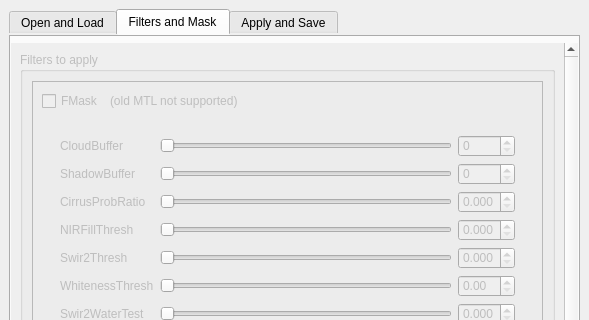
First picture: the form in ui/cloud_masking_dockwidget_base.ui, repository SMByC/CloudMasking, before the edit; both pictures show x 0 to 589 and y 0 to 320 of the 589 by 915 pixel window.
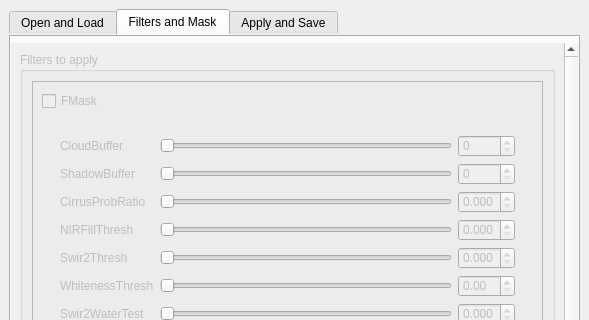
Second picture: the form after the edit. The open tabs and pages were chosen to show the change. Icons and pictures are not drawn. Custom widgets are drawn as their Qt base class.

Commit message: Partial reverse 95b0fd0 due that with the new python-fmask version the old MLT format is supported

The edit to the form file:
```diff
--- a/ui/cloud_masking_dockwidget_base.ui
+++ b/ui/cloud_masking_dockwidget_base.ui
@@ -544,7 +544,7 @@
             <rect>
              <x>0</x>
              <y>0</y>
-             <width>555</width>
+             <width>528</width>
              <height>2249</height>
             </rect>
            </property>
@@ -1080,21 +1080,6 @@
                  </property>
                  <layout class="QGridLayout" name="gridLayout_8">
                   <item row="0" column="0">
-                   <widget class="QWidget" name="widget_23" native="true">
-                    <layout class="QHBoxLayout" name="horizontalLayout_24">
-                     <property name="leftMargin">
-                      <number>0</number>
-                     </property>
-                     <property name="topMargin">
-                      <number>0</number>
-                     </property>
-                     <property name="rightMargin">
-                      <number>0</number>
-                     </property>
-                     <property name="bottomMargin">
-                      <number>0</number>
-                     </property>
-                     <item>
                       <widget class="QCheckBox" name="checkBox_FMask">
                        <property name="text">
                         <string>FMask</string>
@@ -1104,29 +1089,6 @@
                        </property>
                       </widget>
                      </item>
-                     <item>
-                      <widget class="QLabel" name="label_FMask_FileStatus">
-                       <property name="text">
-                        <string>(old MTL not supported)</string>
-                       </property>
-                      </widget>
-                     </item>
-                     <item>
-                      <spacer name="horizontalSpacer_11">
-                       <property name="orientation">
-                        <enum>Qt::Horizontal</enum>
-                       </property>
-                       <property name="sizeHint" stdset="0">
-                        <size>
-                         <width>40</width>
-                         <height>20</height>
-                        </size>
-                       </property>
-                      </spacer>
-                     </item>
-                    </layout>
-                   </widget>
-                  </item>
                   <item row="1" column="0">
                    <widget class="QWidget" name="widget_FMask" native="true">
                     <layout class="QVBoxLayout" name="verticalLayout_2">
```
Left out of the diff: 4 changed lines with no effect on the pictures. Lines whose indentation alone changed are shown as unchanged. The commit also changes 1 other file.
